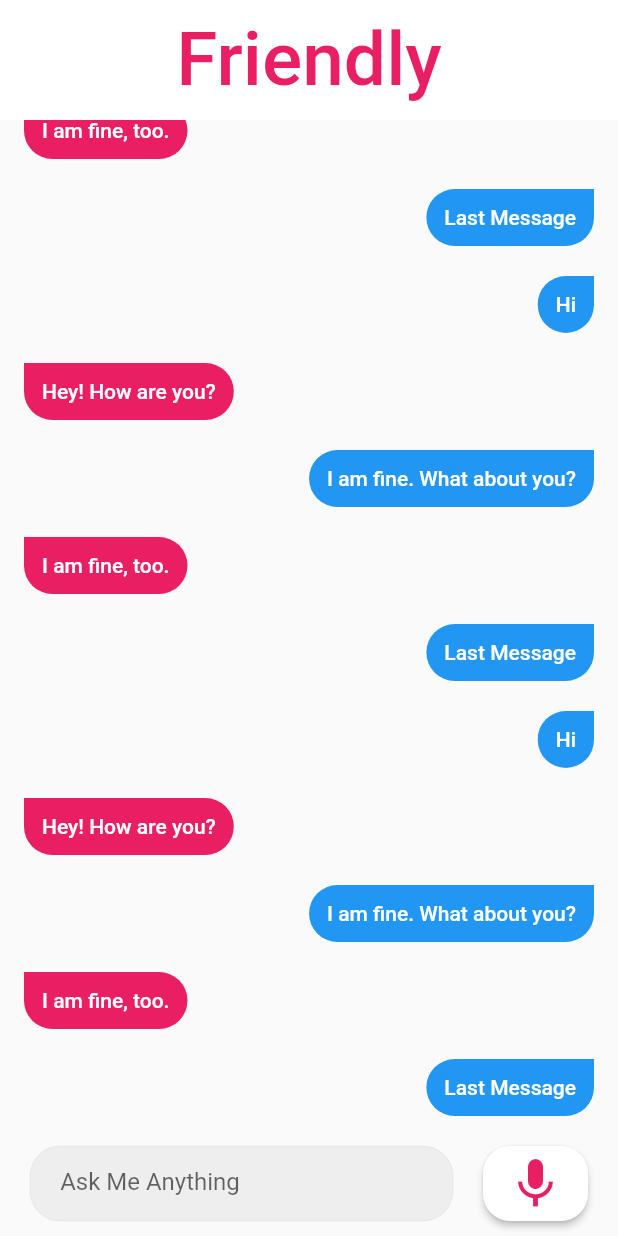
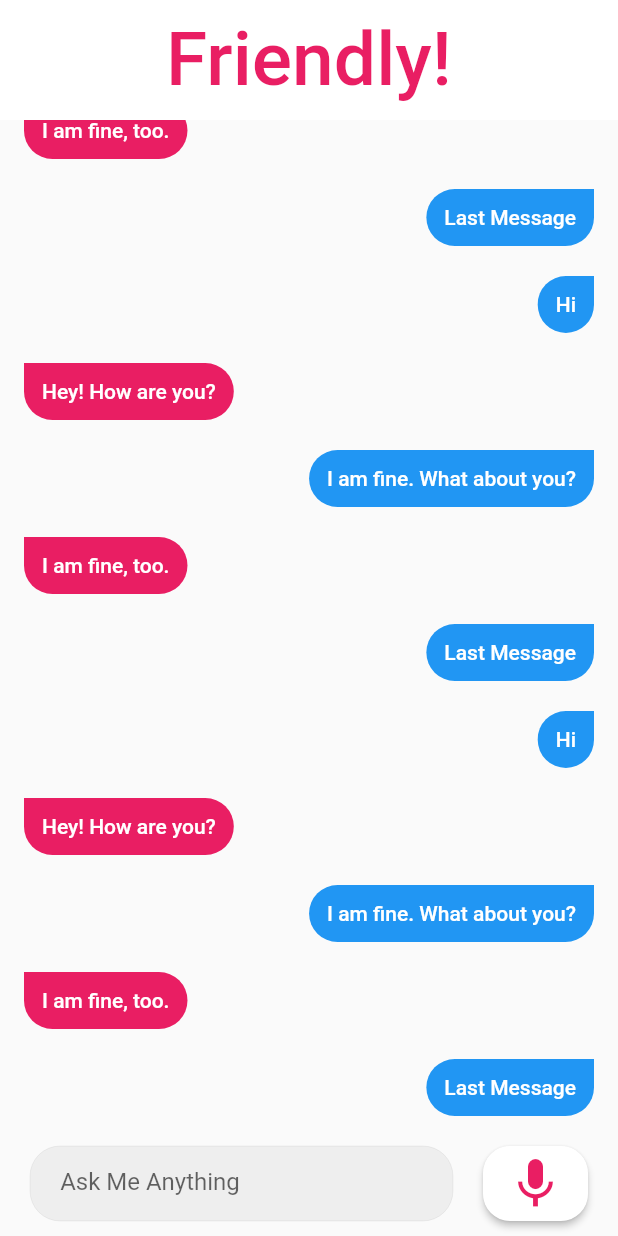
Before and after one commit to chandra-deb/voice_assistant_chat_gpt, a Flutter app: the screen it shows after launch, on a phone screen of 412 x 824 dp. Run offline on Flutter 3.47's test engine with Material 2 defaults, Android fonts, the phone set to English and light mode, and no system bars; our stand-ins replace flutter_dotenv, flutter_tts, loading_indicator, share_plus, speech_to_text.

Commit message:
fix expanded widget problem

```diff
--- a/lib/widgets/mini/sp_indicator.dart
+++ b/lib/widgets/mini/sp_indicator.dart
@@ -20,12 +20,10 @@ class SpeakingIndicatorWidget extends StatelessWidget {
         child: ttsProvider.isSpeaking
             ? Container(
                 decoration: BoxDecoration(
-                  color: Colors.white,
                   borderRadius: BorderRadius.circular(20),
                 ),
                 // width: MediaQuery.of(context).size.width / 3,
                 height: 50,
-                child: Expanded(
                 child: Row(
                   mainAxisAlignment: MainAxisAlignment.center,
                   children: const [
@@ -72,10 +70,9 @@ class SpeakingIndicatorWidget extends StatelessWidget {
                     ),
                   ],
                 ),
-                ),
               )
             : const Text(
-                'Friendly',
+                'Friendly!',
                 maxLines: 2,
                 textAlign: TextAlign.center,
                 style: TextStyle(color: Colors.pink, fontSize: 50),
```
Lines whose indentation alone changed are shown as unchanged.
